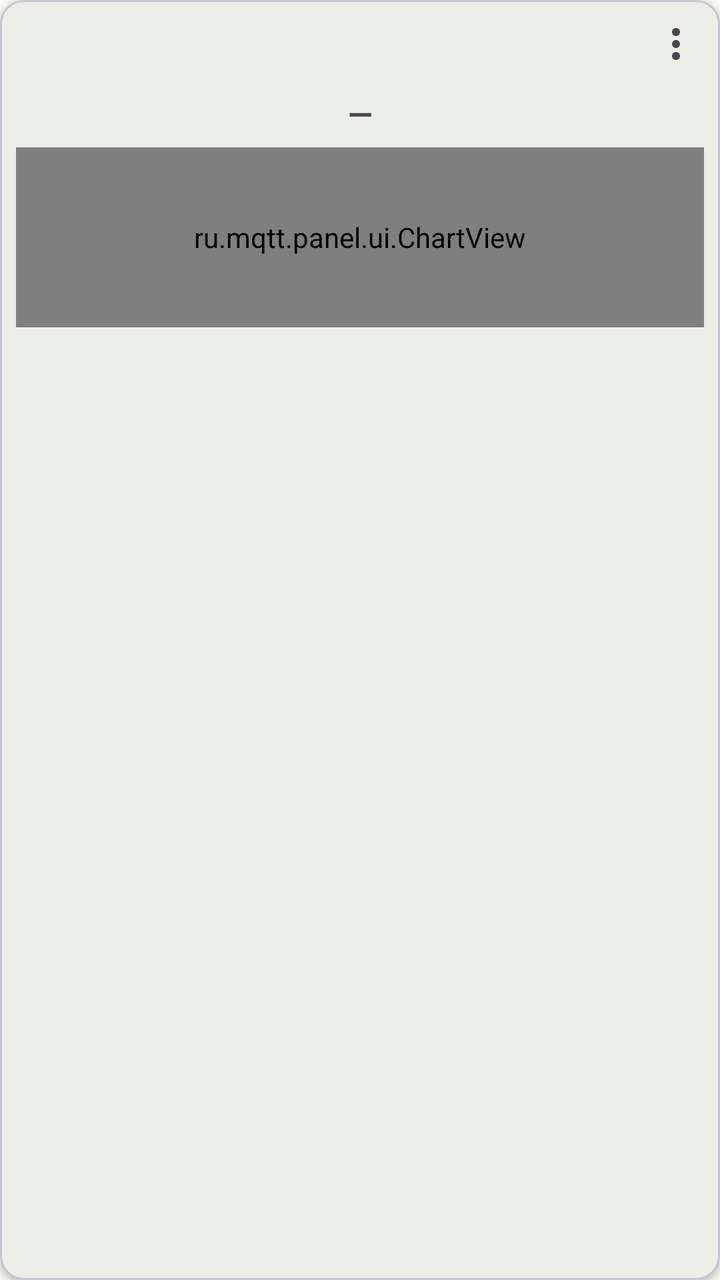
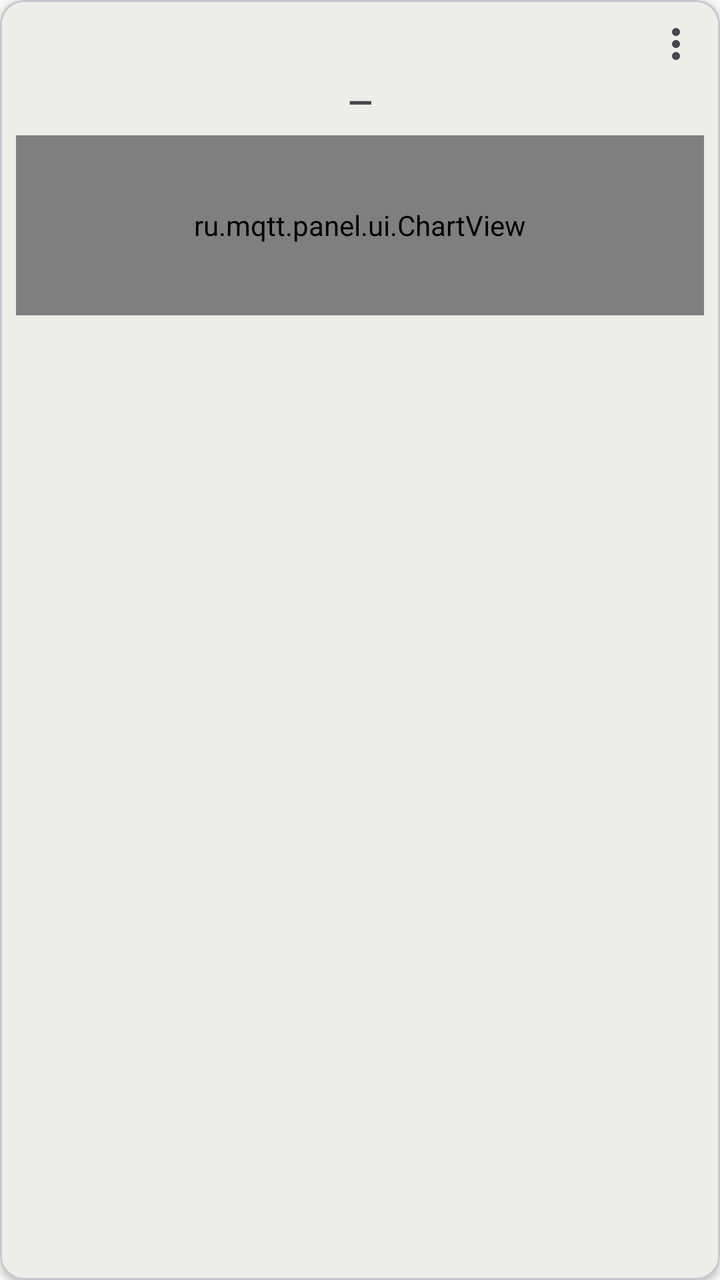

Screens rendered from an Android XML layout before and after an edit, with the pre-edit source and the edit as a unified diff.
<!-- AndroidManifest.xml: application theme Theme.MQTTPanel -->
<!-- res/layout/item_widget_chart.xml -->
<?xml version="1.0" encoding="utf-8"?>
<com.google.android.material.card.MaterialCardView xmlns:android="http://schemas.android.com/apk/res/android"
    xmlns:app="http://schemas.android.com/apk/res-auto"
    android:layout_width="match_parent"
    android:layout_height="wrap_content"
    android:layout_margin="4dp"
    app:cardCornerRadius="12dp"
    app:cardElevation="2dp">

    <LinearLayout
        android:layout_width="match_parent"
        android:layout_height="wrap_content"
        android:orientation="vertical"
        android:padding="8dp">

        <FrameLayout
            android:layout_width="match_parent"
            android:layout_height="wrap_content">

            <TextView
                android:id="@+id/tv_name"
                android:layout_width="match_parent"
                android:layout_height="wrap_content"
                android:textSize="11sp"
                android:textColor="?android:attr/textColorSecondary"
                android:maxLines="2"
                android:ellipsize="end" />

            <ImageButton
                android:id="@+id/btn_menu"
                android:layout_width="28dp"
                android:layout_height="28dp"
                android:layout_gravity="end|top"
                android:padding="3dp"
                android:background="?attr/selectableItemBackgroundBorderless"
                android:contentDescription="@string/widget_menu"
                android:src="@drawable/ic_more" />

        </FrameLayout>

        <include layout="@layout/view_chart_periods" />

        <TextView
            android:id="@+id/tv_value"
            android:layout_width="match_parent"
            android:layout_height="wrap_content"
            android:layout_marginTop="4dp"
            android:gravity="center"
            android:textSize="16sp"
            android:textStyle="bold"
            android:text="—"
            app:autoSizeTextType="uniform"
            app:autoSizeMinTextSize="10sp"
            app:autoSizeMaxTextSize="16sp"/>

        <ru.mqtt.panel.ui.ChartView
            android:id="@+id/chart_view"
            android:layout_width="match_parent"
            android:layout_height="90dp"
            android:layout_marginTop="6dp" />

        <TextView
            android:id="@+id/tv_topic"
            android:layout_width="match_parent"
            android:layout_height="wrap_content"
            android:layout_marginTop="4dp"
            android:textSize="11sp"
            android:textColor="?android:attr/textColorSecondary"
            android:maxLines="1"
            android:ellipsize="middle" />

    <include layout="@layout/view_card_time" />

    </LinearLayout>

</com.google.android.material.card.MaterialCardView>
<!-- res/layout/view_chart_periods.xml (included above) -->
<?xml version="1.0" encoding="utf-8"?>
<HorizontalScrollView xmlns:android="http://schemas.android.com/apk/res/android"
    android:id="@+id/period_chips_scroll"
    android:layout_width="match_parent"
    android:layout_height="wrap_content"
    android:layout_marginTop="2dp"
    android:scrollbars="none">

    <LinearLayout
        android:id="@+id/period_chips"
        android:layout_width="wrap_content"
        android:layout_height="wrap_content"
        android:orientation="horizontal"
        android:paddingVertical="2dp" />

</HorizontalScrollView>
<!-- res/layout/view_card_time.xml (included above) -->
<?xml version="1.0" encoding="utf-8"?>
<TextView xmlns:android="http://schemas.android.com/apk/res/android"
    android:id="@+id/tv_time"
    android:layout_width="match_parent"
    android:layout_height="wrap_content"
    android:layout_marginTop="2dp"
    android:gravity="end"
    android:textSize="9sp"
    android:textColor="?android:attr/textColorSecondary"
    android:maxLines="1"
    android:visibility="gone" />
<!-- resources referenced by this layout -->
<resources>
  <!-- drawable ic_more (drawable) -->
  <?xml version="1.0" encoding="utf-8"?>
  <vector xmlns:android="http://schemas.android.com/apk/res/android"
      android:width="24dp"
      android:height="24dp"
      android:viewportWidth="24"
      android:viewportHeight="24"
      android:tint="?attr/colorControlNormal">
      <path
          android:fillColor="#FF000000"
          android:pathData="M12,8c1.1,0 2,-0.9 2,-2s-0.9,-2 -2,-2 -2,0.9 -2,2 0.9,2 2,2zM12,10c-1.1,0 -2,0.9 -2,2s0.9,2 2,2 2,-0.9 2,-2 -0.9,-2 -2,-2zM12,16c-1.1,0 -2,0.9 -2,2s0.9,2 2,2 2,-0.9 2,-2 -0.9,-2 -2,-2z" />
  </vector>
  <string name="widget_menu">Меню панели</string>
  <style name="Theme.MQTTPanel" parent="Theme.Material3.Light.NoActionBar">
          <item name="colorPrimary">@color/md_theme_primary</item>
          <item name="colorOnPrimary">@color/md_theme_onPrimary</item>
          <item name="colorPrimaryContainer">@color/md_theme_primaryContainer</item>
          <item name="colorSecondary">@color/md_theme_secondary</item>
          <item name="colorOnSecondary">@color/md_theme_onSecondary</item>
          <item name="colorSecondaryContainer">@color/md_theme_secondaryContainer</item>
          <item name="android:colorBackground">@color/md_theme_surface</item>
          <item name="colorSurface">@color/md_theme_surface</item>
          <item name="colorOnSurface">@color/md_theme_onSurface</item>
          <item name="colorError">@color/md_theme_error</item>
          <item name="android:statusBarColor">?attr/colorPrimaryContainer</item>
      </style>
  <color name="md_theme_primary">#386A36</color>
  <color name="md_theme_onPrimary">#FFFFFF</color>
  <color name="md_theme_primaryContainer">#B9F3B2</color>
  <color name="md_theme_secondary">#54634F</color>
  <color name="md_theme_onSecondary">#FFFFFF</color>
  <color name="md_theme_secondaryContainer">#D7E8CF</color>
  <color name="md_theme_surface">#F9FAF6</color>
  <color name="md_theme_onSurface">#191C1A</color>
  <color name="md_theme_error">#BA1A1A</color>
</resources>

<!-- the commit's change to res/layout/item_widget_chart.xml (unified diff, before → after) -->
@@ -38,8 +38,6 @@
 
         </FrameLayout>
 
-        <include layout="@layout/view_chart_periods" />
-
         <TextView
             android:id="@+id/tv_value"
             android:layout_width="match_parent"
@@ -59,6 +57,8 @@
             android:layout_height="90dp"
             android:layout_marginTop="6dp" />
 
+        <include layout="@layout/view_chart_periods" />
+
         <TextView
             android:id="@+id/tv_topic"
             android:layout_width="match_parent"
@@ -76,21 +76,12 @@
 </com.google.android.material.card.MaterialCardView>
 <!-- res/layout/view_chart_periods.xml (included above) -->
 <?xml version="1.0" encoding="utf-8"?>
-<HorizontalScrollView xmlns:android="http://schemas.android.com/apk/res/android"
-    android:id="@+id/period_chips_scroll"
+<LinearLayout xmlns:android="http://schemas.android.com/apk/res/android"
+    android:id="@+id/period_chips"
     android:layout_width="match_parent"
     android:layout_height="wrap_content"
-    android:layout_marginTop="2dp"
-    android:scrollbars="none">
-
-    <LinearLayout
-        android:id="@+id/period_chips"
-        android:layout_width="wrap_content"
-        android:layout_height="wrap_content"
-        android:orientation="horizontal"
-        android:paddingVertical="2dp" />
-
-</HorizontalScrollView>
+    android:layout_marginTop="4dp"
+    android:orientation="horizontal" />
 <!-- res/layout/view_card_time.xml (included above) -->
 <?xml version="1.0" encoding="utf-8"?>
 <TextView xmlns:android="http://schemas.android.com/apk/res/android"
